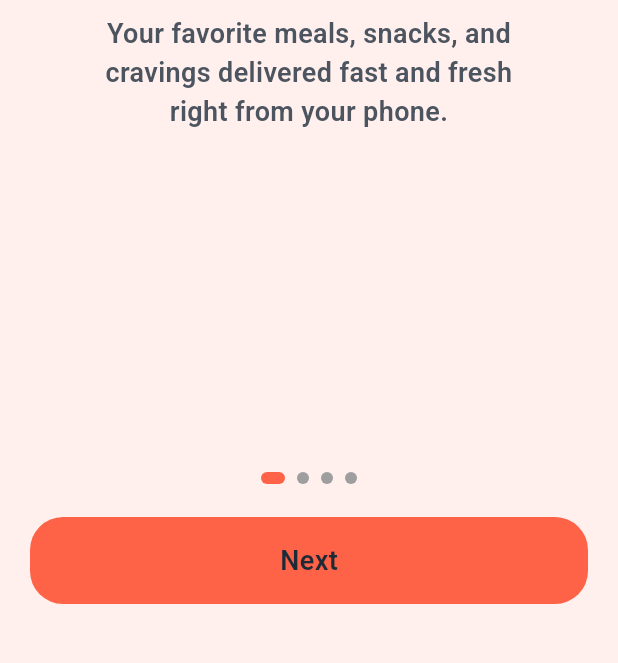
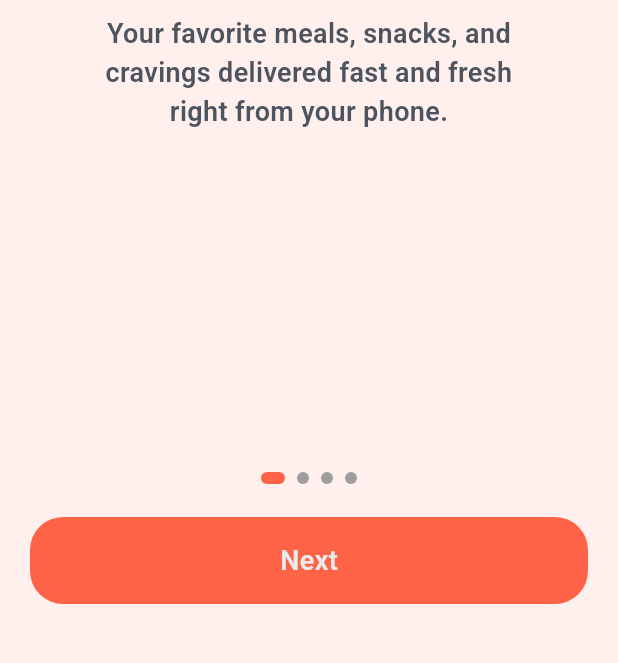
Before and after one commit to o-Proteus-o/Snacky, a Flutter app: the screen it shows after launch, on a phone screen of 412 x 824 dp, the part 527-1190 px from its top. Run offline on Flutter 3.47's test engine with Material 3 defaults, Android fonts, the phone set to English and light mode, and no system bars; our stand-ins replace dartz, firebase_auth, flutter_bloc, flutter_svg, get, get_it and 4 more; accounts and stored records are empty; network calls fail.

Commit message:
giving the button one color

```diff
--- a/lib/Shared/Widgets/custom_button.dart
+++ b/lib/Shared/Widgets/custom_button.dart
@@ -30,10 +30,10 @@ class CustomButton extends StatelessWidget {
             child: Text(
               text,
               style: AppTypography.font18SemiBold.copyWith(
-                color:
-                    Theme.of(context).brightness == Brightness.light
-                        ? AppColors.neutral500
-                        : AppColors.neutral50,
+                color: AppColors.neutral50,
+                // Theme.of(context).brightness == Brightness.light
+                //     ? AppColors.neutral500
+                //     : AppColors.neutral50,
               ),
             ),
           ),
```
